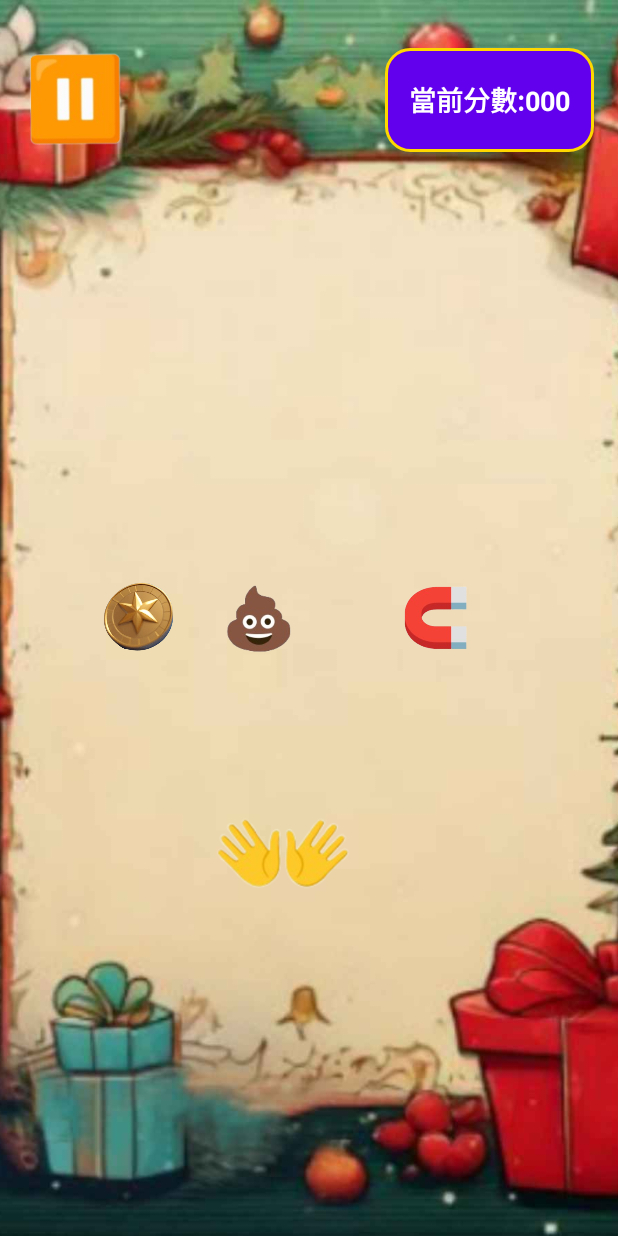
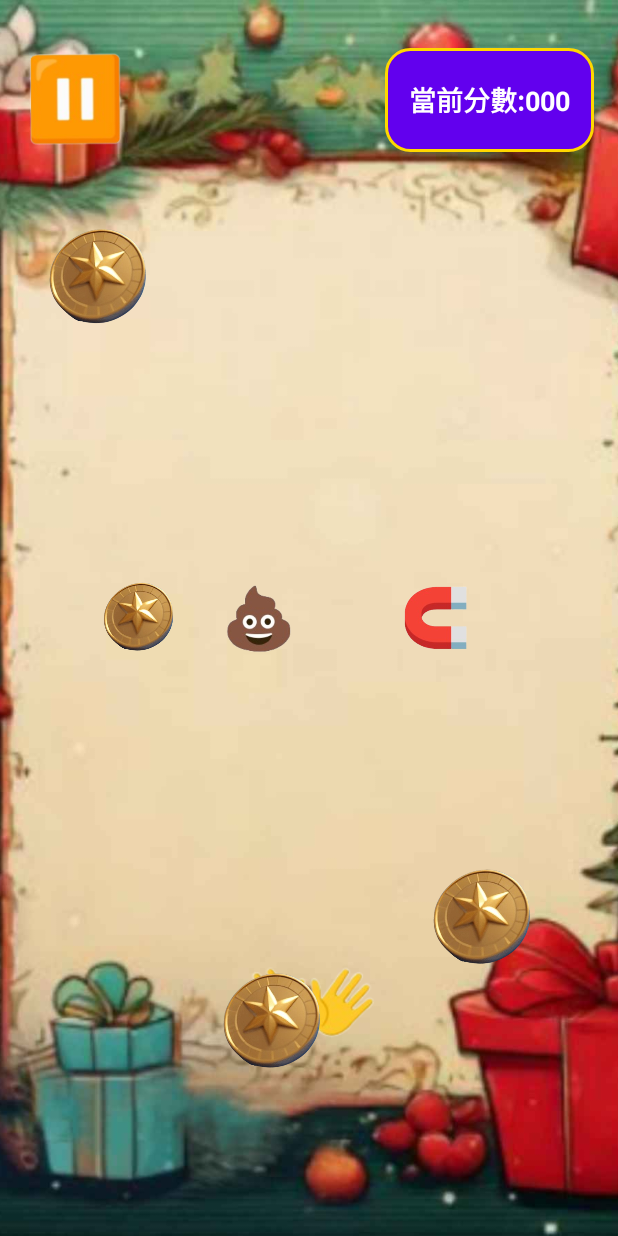
Before and after one commit to tp6u3fu0/coin, an Android app: the GameActivity screen opened directly, with no data from a screen before it, on a phone screen of 412 x 824 dp. Run offline under Robolectric (Android 15) with nearby library versions, the phone set to English and light mode, and no system bars; 1 statement that could not run was skipped.

Commit message:
修復中

```diff
--- a/app/src/main/java/com/example/coin/GameActivity.kt
+++ b/app/src/main/java/com/example/coin/GameActivity.kt
@@ -1,21 +1,38 @@
 package com.example.coin
 
+import android.animation.ObjectAnimator
 import android.os.Bundle
 import android.view.MotionEvent
+import android.view.View
+import android.widget.FrameLayout
 import android.widget.ImageView
+import android.widget.TextView
 import androidx.appcompat.app.AppCompatActivity
+import androidx.core.animation.doOnEnd
+import kotlin.random.Random
 
 class GameActivity : AppCompatActivity() {
+
+    private lateinit var character: ImageView
+    private lateinit var gameArea: FrameLayout
+    private lateinit var scoreTextView: TextView
+    private var score = 0
+    private var dropInterval = 1000L
+    private val maxCoins = 5
+    private var isRunning = true
+
     override fun onCreate(savedInstanceState: Bundle?) {
         super.onCreate(savedInstanceState)
         setContentView(R.layout.gaming)
-        // 初始化角色
+
         character = findViewById(R.id.imageCharacter)
+        gameArea = findViewById(R.id.gameArea)
+        scoreTextView = findViewById(R.id.scoreTextView)
 
-        // 設置角色移動邏輯
         setupCharacterControl()
+        startCoinDrop()
     }
-    private lateinit var character: ImageView
+
     private fun setupCharacterControl() {
         var initialX = 0f
         var characterInitialX = 0f
@@ -25,7 +42,6 @@ class GameActivity : AppCompatActivity() {
                 MotionEvent.ACTION_DOWN -> {
                     initialX = event.rawX
                     characterInitialX = character.x
-                    // 通知無障礙服務這是一個點擊事件
                     character.performClick()
                 }
                 MotionEvent.ACTION_MOVE -> {
@@ -37,7 +53,80 @@ class GameActivity : AppCompatActivity() {
                     )
                 }
             }
-            true // 表示事件已被處理
+            true
         }
     }
+
+    private fun startCoinDrop() {
+        Thread {
+            while (isRunning) {
+                runOnUiThread {
+                    createCoin()
+                }
+                Thread.sleep(dropInterval)
+            }
+        }.start()
+    }
+
+    private fun createCoin() {
+        val coin = ImageView(this).apply {
+            setImageResource(R.drawable.coin)
+            layoutParams = FrameLayout.LayoutParams(100, 100)
+        }
+
+        gameArea.addView(coin)
+
+        val startX = Random.nextInt(0, gameArea.width - coin.layoutParams.width)
+        coin.x = startX.toFloat()
+        coin.y = 0f
+
+        val animator = ObjectAnimator.ofFloat(coin, "translationY", gameArea.height.toFloat())
+        animator.duration = 3000
+        animator.start()
+
+        animator.addUpdateListener {
+            if (checkCollision(coin, character)) {
+                runOnUiThread {
+                    increaseScore()
+                    gameArea.removeView(coin)
+                }
+                animator.cancel()
+            }
+        }
+
+        animator.doOnEnd {
+            gameArea.removeView(coin)
+        }
+    }
+
+    private fun checkCollision(view1: View, view2: View): Boolean {
+        val rect1 = android.graphics.Rect(
+            view1.x.toInt(),
+            view1.y.toInt(),
+            (view1.x + view1.width).toInt(),
+            (view1.y + view1.height).toInt()
+        )
+        val rect2 = android.graphics.Rect(
+            view2.x.toInt(),
+            view2.y.toInt(),
+            (view2.x + view2.width).toInt(),
+            (view2.y + view2.height).toInt()
+        )
+        return android.graphics.Rect.intersects(rect1, rect2)
+    }
+
+    private fun increaseScore() {
+        runOnUiThread {
+            score += 10
+            scoreTextView.text = "當前分數: $score"
+            if (score % 50 == 0 && dropInterval > 400) {
+                dropInterval -= 100
+            }
+        }
+    }
+
+    override fun onDestroy() {
+        super.onDestroy()
+        isRunning = false
+    }
 }
--- a/app/src/main/res/layout/gaming.xml
+++ b/app/src/main/res/layout/gaming.xml
@@ -29,7 +29,7 @@
         app:layout_constraintHorizontal_bias="0.31"
         app:layout_constraintStart_toStartOf="parent"
         app:layout_constraintTop_toTopOf="parent"
-        app:srcCompat="@drawable/imagecoin" />
+        app:srcCompat="@drawable/coin" />
 
     <!-- 便便 -->
     <ImageView
@@ -94,7 +94,7 @@
 
         <!-- TextView on top of ImageView -->
         <TextView
-            android:id="@+id/textViewOnImage"
+            android:id="@+id/scoreTextView"
             android:layout_width="wrap_content"
             android:layout_height="wrap_content"
             android:layout_gravity="center"
@@ -106,17 +106,30 @@
     </FrameLayout>
 
     <!-- 腳色 -->
+
     <ImageView
         android:id="@+id/imageCharacter"
         android:layout_width="100dp"
         android:layout_height="100dp"
+        android:layout_marginTop="500dp"
         app:layout_constraintBottom_toBottomOf="parent"
         app:layout_constraintEnd_toEndOf="parent"
-        app:layout_constraintHorizontal_bias="0.446"
         app:layout_constraintStart_toStartOf="parent"
         app:layout_constraintTop_toTopOf="parent"
-        app:layout_constraintVertical_bias="0.715"
+        app:layout_constraintVertical_bias="0.52"
         app:srcCompat="@drawable/hand" />
+
+    <FrameLayout
+        android:id="@+id/gameArea"
+        android:layout_width="349dp"
+        android:layout_height="569dp"
+        app:layout_constraintBottom_toBottomOf="parent"
+        app:layout_constraintEnd_toEndOf="parent"
+        app:layout_constraintStart_toStartOf="parent"
+        app:layout_constraintTop_toTopOf="parent"
+        app:layout_constraintVertical_bias="0.598">
+
+    </FrameLayout>
 
 
 </androidx.constraintlayout.widget.ConstraintLayout>
```
Also changed, not shown: app/src/main/res/drawable/coin.png (renamed from app/src/main/res/drawable/imagecoin.png).
